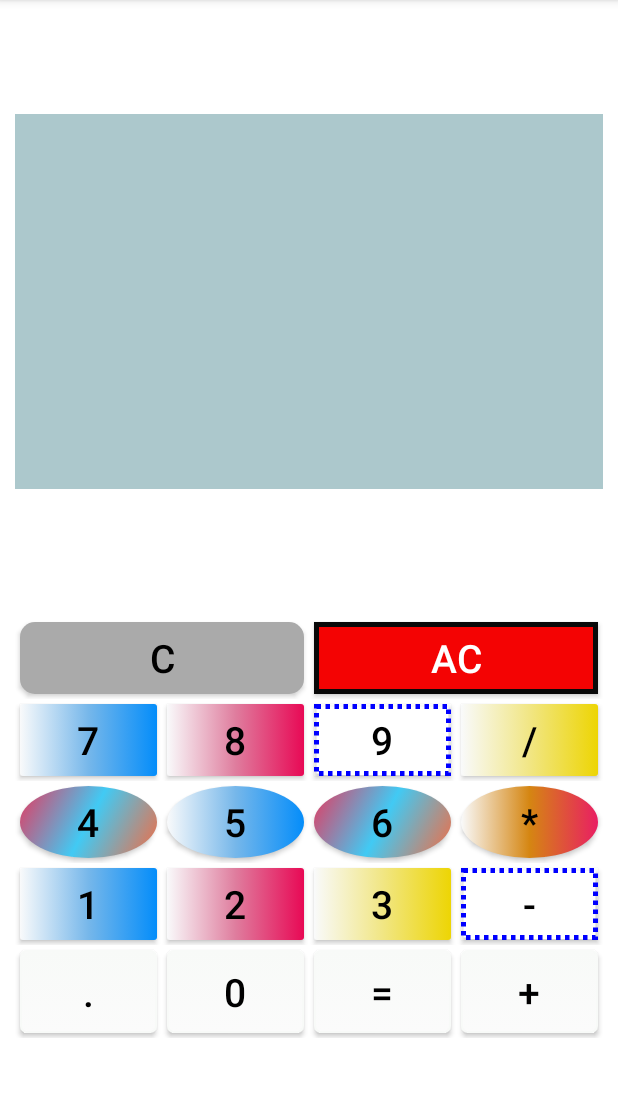
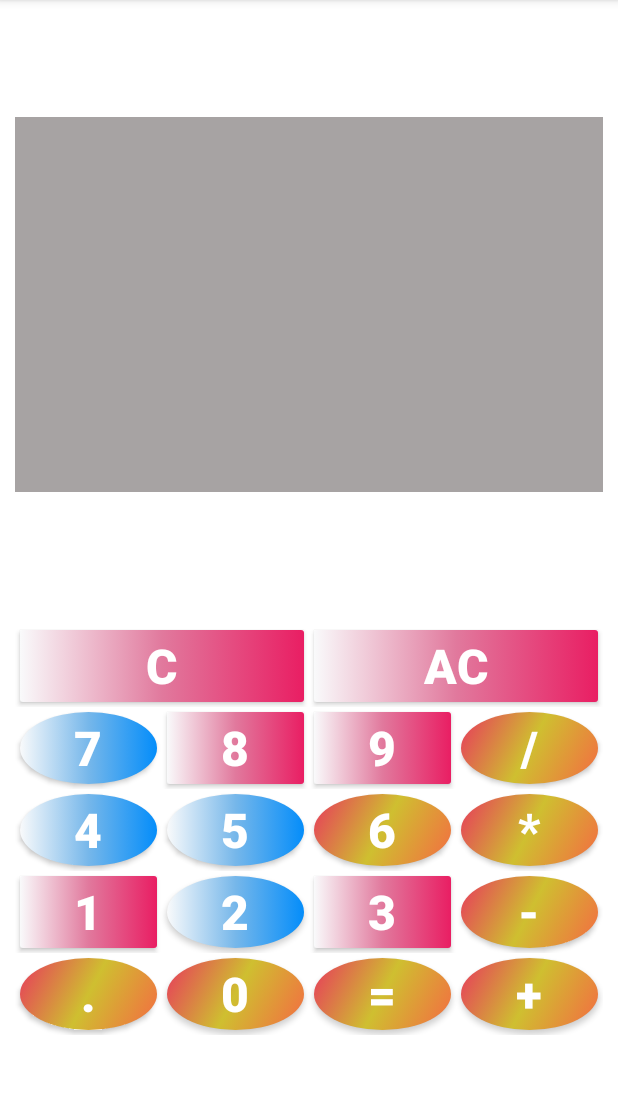
Before and after one commit to KhiemVT0311/CalculatorDemos, an Android app: the screen it shows after launch (MainActivity), on a phone screen of 412 x 824 dp, the part 84-1181 px from its top. Run offline under Robolectric (Android 15) with nearby library versions, the phone set to English and light mode, and no system bars; our stand-ins replace data binding.

```diff
--- a/app/src/main/res/drawable/button_elip.xml
+++ b/app/src/main/res/drawable/button_elip.xml
@@ -4,7 +4,7 @@
         <shape xmlns:android="http://schemas.android.com/apk/res/android" android:shape="oval">
             <gradient
                 android:startColor="#f46b42"
-                android:centerColor="#41caf4"
+                android:centerColor="#CFBF30"
                 android:endColor="#e8375d"
                 android:angle="135" />
         </shape>
--- a/app/src/main/res/drawable/button_one.xml
+++ b/app/src/main/res/drawable/button_one.xml
@@ -4,8 +4,8 @@
         <shape xmlns:android="http://schemas.android.com/apk/res/android" android:shape="rectangle">
             <gradient
                 android:startColor="#F9FAFB"
-                android:centerColor="#76B7EA"
-                android:endColor="#048DFA" />
+                android:centerColor="#E1799D"
+                android:endColor="#E91E63" />
             <corners android:radius="2dp" />
         </shape>
     </item>
--- a/app/src/main/res/layout-land/activity_main.xml
+++ b/app/src/main/res/layout-land/activity_main.xml
@@ -36,22 +36,19 @@
                     android:layout_height="wrap_content"
                     android:layout_margin="3dp"
                     android:layout_weight="1"
-                    android:background="@drawable/button_two_status"
+                    style="@style/style_Button_Rectange"
                     android:onClick="ButtonClick"
                     android:text="C"
-                    android:textColor="#000"
-                    android:textSize="26sp" />
+                    />
 
                 <Button
                     android:layout_width="wrap_content"
                     android:layout_height="wrap_content"
                     android:layout_margin="3dp"
                     android:layout_weight="1"
-                    android:background="@drawable/button_two_status"
+                    style="@style/style_Button_Rectange"
                     android:onClick="ButtonClick"
-                    android:text="AC"
-                    android:textColor="#F60303"
-                    android:textSize="26sp" />
+                    android:text="AC" />
             </TableRow>
 
             <TableRow>
@@ -61,44 +58,36 @@
                     android:layout_height="wrap_content"
                     android:layout_margin="3dp"
                     android:layout_weight="1"
-                    android:background="@drawable/button_two_status"
+                    style="@style/style_Button_Circle"
                     android:onClick="ButtonClick"
-                    android:text="7"
-                    android:textColor="#000"
-                    android:textSize="26sp" />
+                    android:text="7" />
 
                 <Button
                     android:layout_width="wrap_content"
                     android:layout_height="wrap_content"
                     android:layout_margin="3dp"
                     android:layout_weight="1"
-                    android:background="@drawable/button_two_status"
+                    style="@style/style_Button_Rectange"
                     android:onClick="ButtonClick"
-                    android:text="8"
-                    android:textColor="#000"
-                    android:textSize="26sp" />
+                    android:text="8" />
 
                 <Button
                     android:layout_width="wrap_content"
                     android:layout_height="wrap_content"
                     android:layout_margin="3dp"
                     android:layout_weight="1"
-                    android:background="@drawable/button_two_status"
+                    style="@style/style_Button_Rectange"
                     android:onClick="ButtonClick"
-                    android:text="9"
-                    android:textColor="#000"
-                    android:textSize="26sp" />
+                    android:text="9"/>
 
                 <Button
                     android:layout_width="wrap_content"
                     android:layout_height="wrap_content"
                     android:layout_margin="3dp"
                     android:layout_weight="1"
-                    android:background="@drawable/button_two_status"
+                    style="@style/style_Button_Elipse"
                     android:onClick="ButtonClick"
-                    android:text="/"
-                    android:textColor="#000"
-                    android:textSize="26sp" />
+                    android:text="/"/>
             </TableRow>
 
             <TableRow>
@@ -108,44 +97,35 @@
                     android:layout_height="wrap_content"
                     android:layout_margin="3dp"
                     android:layout_weight="1"
-                    android:background="@drawable/button_two_status"
                     android:onClick="ButtonClick"
                     android:text="4"
-                    android:textColor="#000"
-                    android:textSize="26sp" />
+                    style="@style/style_Button_Circle"/>
+                <Button
+                    android:layout_width="wrap_content"
+                    android:layout_height="wrap_content"
+                    android:layout_margin="3dp"
+                    android:layout_weight="1"
+                    style="@style/style_Button_Circle"
+                    android:onClick="ButtonClick"
+                    android:text="5" />
 
                 <Button
                     android:layout_width="wrap_content"
                     android:layout_height="wrap_content"
                     android:layout_margin="3dp"
                     android:layout_weight="1"
-                    android:background="@drawable/button_two_status"
+                    style="@style/style_Button_Elipse"
                     android:onClick="ButtonClick"
-                    android:text="5"
-                    android:textColor="#000"
-                    android:textSize="26sp" />
+                    android:text="6" />
 
                 <Button
                     android:layout_width="wrap_content"
                     android:layout_height="wrap_content"
                     android:layout_margin="3dp"
                     android:layout_weight="1"
-                    android:background="@drawable/button_two_status"
+                    style="@style/style_Button_Elipse"
                     android:onClick="ButtonClick"
-                    android:text="6"
-                    android:textColor="#000"
-                    android:textSize="26sp" />
-
-                <Button
-                    android:layout_width="wrap_content"
-                    android:layout_height="wrap_content"
-                    android:layout_margin="3dp"
-                    android:layout_weight="1"
-                    android:background="@drawable/button_two_status"
-                    android:onClick="ButtonClick"
-                    android:text="*"
-                    android:textColor="#000"
-                    android:textSize="26sp" />
+                    android:text="*" />
             </TableRow>
 
             <TableRow>
@@ -155,44 +135,36 @@
                     android:layout_height="wrap_content"
                     android:layout_margin="3dp"
                     android:layout_weight="1"
-                    android:background="@drawable/button_two_status"
+                    style="@style/style_Button_Rectange"
                     android:onClick="ButtonClick"
-                    android:text="1"
-                    android:textColor="#000"
-                    android:textSize="26sp" />
+                    android:text="1"/>
 
                 <Button
                     android:layout_width="wrap_content"
                     android:layout_height="wrap_content"
                     android:layout_margin="3dp"
                     android:layout_weight="1"
-                    android:background="@drawable/button_two_status"
+                    style="@style/style_Button_Circle"
                     android:onClick="ButtonClick"
-                    android:text="2"
-                    android:textColor="#000"
-                    android:textSize="26sp" />
+                    android:text="2" />
 
                 <Button
                     android:layout_width="wrap_content"
                     android:layout_height="wrap_content"
                     android:layout_margin="3dp"
                     android:layout_weight="1"
-                    android:background="@drawable/button_two_status"
+                    style="@style/style_Button_Rectange"
                     android:onClick="ButtonClick"
-                    android:text="3"
-                    android:textColor="#000"
-                    android:textSize="26sp" />
+                    android:text="3" />
 
                 <Button
                     android:layout_width="wrap_content"
                     android:layout_height="wrap_content"
                     android:layout_margin="3dp"
                     android:layout_weight="1"
-                    android:background="@drawable/button_two_status"
+                    style="@style/style_Button_Elipse"
                     android:onClick="ButtonClick"
-                    android:text="-"
-                    android:textColor="#000"
-                    android:textSize="26sp" />
+                    android:text="-"/>
             </TableRow>
 
             <TableRow>
@@ -202,44 +174,36 @@
                     android:layout_height="wrap_content"
                     android:layout_margin="3dp"
                     android:layout_weight="1"
-                    android:background="@drawable/button_two_status"
+                    style="@style/style_Button_Elipse"
                     android:onClick="ButtonClick"
-                    android:text="."
-                    android:textColor="#000"
-                    android:textSize="26sp" />
+                    android:text="." />
 
                 <Button
                     android:layout_width="wrap_content"
                     android:layout_height="wrap_content"
                     android:layout_margin="3dp"
                     android:layout_weight="1"
-                    android:background="@drawable/button_two_status"
+                    style="@style/style_Button_Elipse"
                     android:onClick="ButtonClick"
-                    android:text="0"
-                    android:textColor="#000"
-                    android:textSize="26sp" />
+                    android:text="0"/>
 
                 <Button
                     android:layout_width="wrap_content"
                     android:layout_height="wrap_content"
                     android:layout_margin="3dp"
                     android:layout_weight="1"
-                    android:background="@drawable/button_two_status"
+                    style="@style/style_Button_Elipse"
                     android:onClick="ButtonClick"
-                    android:text="="
-                    android:textColor="#000"
-                    android:textSize="26sp" />
+                    android:text="=" />
 
                 <Button
                     android:layout_width="wrap_content"
                     android:layout_height="wrap_content"
                     android:layout_margin="3dp"
                     android:layout_weight="1"
-                    android:background="@drawable/button_two_status"
+                    style="@style/style_Button_Elipse"
                     android:onClick="ButtonClick"
-                    android:text="+"
-                    android:textColor="#000"
-                    android:textSize="26sp" />
+                    android:text="+" />
             </TableRow>
         </TableLayout>
 
@@ -259,8 +223,7 @@
                 android:layout_marginEnd="5dp"
                 android:layout_marginBottom="20dp"
                 android:text=""
-                android:textColor="@color/black"
-                android:textSize="32sp" />
+                style="@style/style_TextView_Output"/>
         </LinearLayout>
 
 
--- a/app/src/main/res/layout/activity_main.xml
+++ b/app/src/main/res/layout/activity_main.xml
@@ -21,7 +21,7 @@
             android:layout_width="match_parent"
             android:layout_height="250dp"
             android:layout_margin="10dp"
-            android:background="#ACC8CC"
+            style="@style/style_Background_Layout"
             app:layout_constraintBottom_toTopOf="@+id/tableLayout"
             app:layout_constraintEnd_toStartOf="parent"
             app:layout_constraintStart_toStartOf="parent"
@@ -36,8 +36,7 @@
                 android:layout_marginEnd="5dp"
                 android:layout_marginBottom="20dp"
                 android:text=""
-                android:textColor="@color/black"
-                android:textSize="32sp" />
+                style="@style/style_TextView_Output"/>
         </LinearLayout>
 
         <TableLayout
@@ -60,22 +59,19 @@
                     android:layout_height="wrap_content"
                     android:layout_margin="3dp"
                     android:layout_weight="1"
-                    android:background="@drawable/button_gray"
+                    style="@style/style_Button_Rectange"
                     android:onClick="ButtonClick"
                     android:text="C"
-                    android:textColor="#000"
-                    android:textSize="26sp" />
+                     />
 
                 <Button
                     android:layout_width="wrap_content"
                     android:layout_height="wrap_content"
                     android:layout_margin="3dp"
                     android:layout_weight="1"
-                    android:background="@drawable/button_red_with_border_black"
+                    style="@style/style_Button_Rectange"
                     android:onClick="ButtonClick"
-                    android:text="AC"
-                    android:textColor="#FFF"
-                    android:textSize="26sp" />
+                    android:text="AC" />
             </TableRow>
 
             <TableRow>
@@ -85,44 +81,36 @@
                     android:layout_height="wrap_content"
                     android:layout_margin="3dp"
                     android:layout_weight="1"
-                    android:background="@drawable/button_one"
+                    style="@style/style_Button_Circle"
                     android:onClick="ButtonClick"
-                    android:text="7"
-                    android:textColor="#000"
-                    android:textSize="26sp" />
+                    android:text="7" />
 
                 <Button
                     android:layout_width="wrap_content"
                     android:layout_height="wrap_content"
                     android:layout_margin="3dp"
                     android:layout_weight="1"
-                    android:background="@drawable/button_two"
+                    style="@style/style_Button_Rectange"
                     android:onClick="ButtonClick"
-                    android:text="8"
-                    android:textColor="#000"
-                    android:textSize="26sp" />
+                    android:text="8" />
 
                 <Button
                     android:layout_width="wrap_content"
                     android:layout_height="wrap_content"
                     android:layout_margin="3dp"
                     android:layout_weight="1"
-                    android:background="@drawable/button_dashed"
+                    style="@style/style_Button_Rectange"
                     android:onClick="ButtonClick"
-                    android:text="9"
-                    android:textColor="#000"
-                    android:textSize="26sp" />
+                    android:text="9"/>
 
                 <Button
                     android:layout_width="wrap_content"
                     android:layout_height="wrap_content"
                     android:layout_margin="3dp"
                     android:layout_weight="1"
-                    android:background="@drawable/button_three"
+                    style="@style/style_Button_Elipse"
                     android:onClick="ButtonClick"
-                    android:text="/"
-                    android:textColor="#000"
-                    android:textSize="26sp" />
+                    android:text="/"/>
             </TableRow>
 
             <TableRow>
@@ -132,44 +120,35 @@
                     android:layout_height="wrap_content"
                     android:layout_margin="3dp"
                     android:layout_weight="1"
-                    android:background="@drawable/button_elip"
                     android:onClick="ButtonClick"
                     android:text="4"
-                    android:textColor="#000"
-                    android:textSize="26sp" />
+                    style="@style/style_Button_Circle"/>
+                <Button
+                    android:layout_width="wrap_content"
+                    android:layout_height="wrap_content"
+                    android:layout_margin="3dp"
+                    android:layout_weight="1"
+                    style="@style/style_Button_Circle"
+                    android:onClick="ButtonClick"
+                    android:text="5" />
 
                 <Button
                     android:layout_width="wrap_content"
                     android:layout_height="wrap_content"
                     android:layout_margin="3dp"
                     android:layout_weight="1"
-                    android:background="@drawable/button_circle_five"
+                    style="@style/style_Button_Elipse"
                     android:onClick="ButtonClick"
-                    android:text="5"
-                    android:textColor="#000"
-                    android:textSize="26sp" />
+                    android:text="6" />
 
                 <Button
                     android:layout_width="wrap_content"
                     android:layout_height="wrap_content"
                     android:layout_margin="3dp"
                     android:layout_weight="1"
-                    android:background="@drawable/button_elip"
+                    style="@style/style_Button_Elipse"
                     android:onClick="ButtonClick"
-                    android:text="6"
-                    android:textColor="#000"
-                    android:textSize="26sp" />
-
-                <Button
-                    android:layout_width="wrap_content"
-                    android:layout_height="wrap_content"
-                    android:layout_margin="3dp"
-                    android:layout_weight="1"
-                    android:background="@drawable/button_circle_six"
-                    android:onClick="ButtonClick"
-                    android:text="*"
-                    android:textColor="#000"
-                    android:textSize="26sp" />
+                    android:text="*" />
             </TableRow>
 
             <TableRow>
@@ -179,44 +158,36 @@
                     android:layout_height="wrap_content"
                     android:layout_margin="3dp"
                     android:layout_weight="1"
-                    android:background="@drawable/button_one"
+                    style="@style/style_Button_Rectange"
                     android:onClick="ButtonClick"
-                    android:text="1"
-                    android:textColor="#000"
-                    android:textSize="26sp" />
+                    android:text="1"/>
 
                 <Button
                     android:layout_width="wrap_content"
                     android:layout_height="wrap_content"
                     android:layout_margin="3dp"
                     android:layout_weight="1"
-                    android:background="@drawable/button_two"
+                    style="@style/style_Button_Circle"
                     android:onClick="ButtonClick"
-                    android:text="2"
-                    android:textColor="#000"
-                    android:textSize="26sp" />
+                    android:text="2" />
 
                 <Button
                     android:layout_width="wrap_content"
                     android:layout_height="wrap_content"
                     android:layout_margin="3dp"
                     android:layout_weight="1"
-                    android:background="@drawable/button_three"
+                    style="@style/style_Button_Rectange"
                     android:onClick="ButtonClick"
-                    android:text="3"
-                    android:textColor="#000"
-                    android:textSize="26sp" />
+                    android:text="3" />
 
                 <Button
                     android:layout_width="wrap_content"
                     android:layout_height="wrap_content"
                     android:layout_margin="3dp"
                     android:layout_weight="1"
-                    android:background="@drawable/button_dashed"
+                    style="@style/style_Button_Elipse"
                     android:onClick="ButtonClick"
-                    android:text="-"
-                    android:textColor="#000"
-                    android:textSize="26sp" />
+                    android:text="-"/>
             </TableRow>
 
             <TableRow>
@@ -226,44 +197,36 @@
                     android:layout_height="wrap_content"
                     android:layout_margin="3dp"
                     android:layout_weight="1"
-                    android:background="@drawable/button_two_status"
+                    style="@style/style_Button_Elipse"
                     android:onClick="ButtonClick"
-                    android:text="."
-                    android:textColor="#000"
-                    android:textSize="26sp" />
+                    android:text="." />
 
                 <Button
                     android:layout_width="wrap_content"
                     android:layout_height="wrap_content"
                     android:layout_margin="3dp"
                     android:layout_weight="1"
-                    android:background="@drawable/button_two_status"
+                    style="@style/style_Button_Elipse"
                     android:onClick="ButtonClick"
-                    android:text="0"
-                    android:textColor="#000"
-                    android:textSize="26sp" />
+                    android:text="0"/>
 
                 <Button
                     android:layout_width="wrap_content"
                     android:layout_height="wrap_content"
                     android:layout_margin="3dp"
                     android:layout_weight="1"
-                    android:background="@drawable/button_two_status"
+                    style="@style/style_Button_Elipse"
                     android:onClick="ButtonClick"
-                    android:text="="
-                    android:textColor="#000"
-                    android:textSize="26sp" />
+                    android:text="=" />
 
                 <Button
                     android:layout_width="wrap_content"
                     android:layout_height="wrap_content"
                     android:layout_margin="3dp"
                     android:layout_weight="1"
-                    android:background="@drawable/button_two_status"
+                    style="@style/style_Button_Elipse"
                     android:onClick="ButtonClick"
-                    android:text="+"
-                    android:textColor="#000"
-                    android:textSize="26sp" />
+                    android:text="+" />
             </TableRow>
         </TableLayout>
 
--- a/app/src/main/res/values/colors.xml
+++ b/app/src/main/res/values/colors.xml
@@ -8,4 +8,9 @@
     <color name="black">#0A0000</color>
     <color name="white">#FFFFFFFF</color>
     <color name="gray">#A7A3A3</color>
+    <color name="red">#F60202</color>
+    <color name="yellow">#F8DF02</color>
+    <color name="orange">#FA3D02</color>
+    <color name="purple">#673AB7</color>
+    <string name="app_name">Calculator</string>
 </resources>
--- /dev/null
+++ b/app/src/main/res/values/styles.xml
@@ -0,0 +1,42 @@
+<resources>
+    <style name="style_Button_Circle">
+        <item name="android:background">@drawable/button_circle_five</item>
+        <item name="android:textColor">@color/white</item>
+        <item name="android:textStyle">bold</item>
+        <item name="android:textSize">32sp</item>
+    </style>
+    <style name="style_Button_Rectange">
+        <item name="android:background">@drawable/button_one</item>
+        <item name="android:textColor">@color/white</item>
+        <item name="android:textStyle">bold</item>
+        <item name="android:textSize">32sp</item>
+    </style>
+    <style name="style_Button_With_Border_Black">
+        <item name="android:background">@drawable/button_red_with_border_black</item>
+        <item name="android:textColor">@color/white</item>
+        <item name="android:textStyle">bold</item>
+        <item name="android:textSize">32sp</item>
+    </style>
+    <style name="style_Button_Elipse">
+        <item name="android:background">@drawable/button_elip</item>
+        <item name="android:textColor">@color/white</item>
+        <item name="android:textStyle">bold</item>
+        <item name="android:textSize">32sp</item>
+    </style>
+    <style name="style_TextView_Output">
+        <item name="textAppearanceBody1">?attr/textAppearanceBody1</item>
+        <item name="android:textColor">@color/black</item>
+        <item name="android:textStyle">normal</item>
+        <item name="android:textSize">26sp</item>
+    </style>
+    <style name="style_TextButton">
+        <item name="textAppearanceBody1">?attr/textAppearanceBody1</item>
+        <item name="android:textColor">@color/white</item>
+        <item name="android:textStyle">normal</item>
+        <item name="android:textSize">26sp</item>
+    </style>
+    <style name="style_Background_Layout">
+        <item name="android:background">@color/gray</item>
+    </style>
+
+</resources>
```
